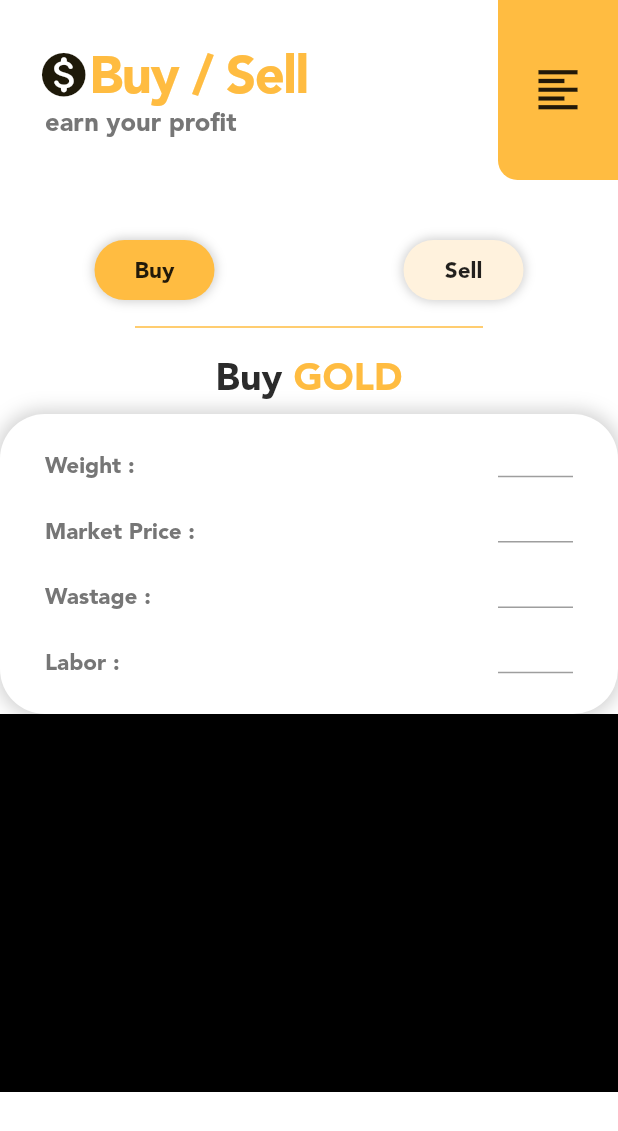
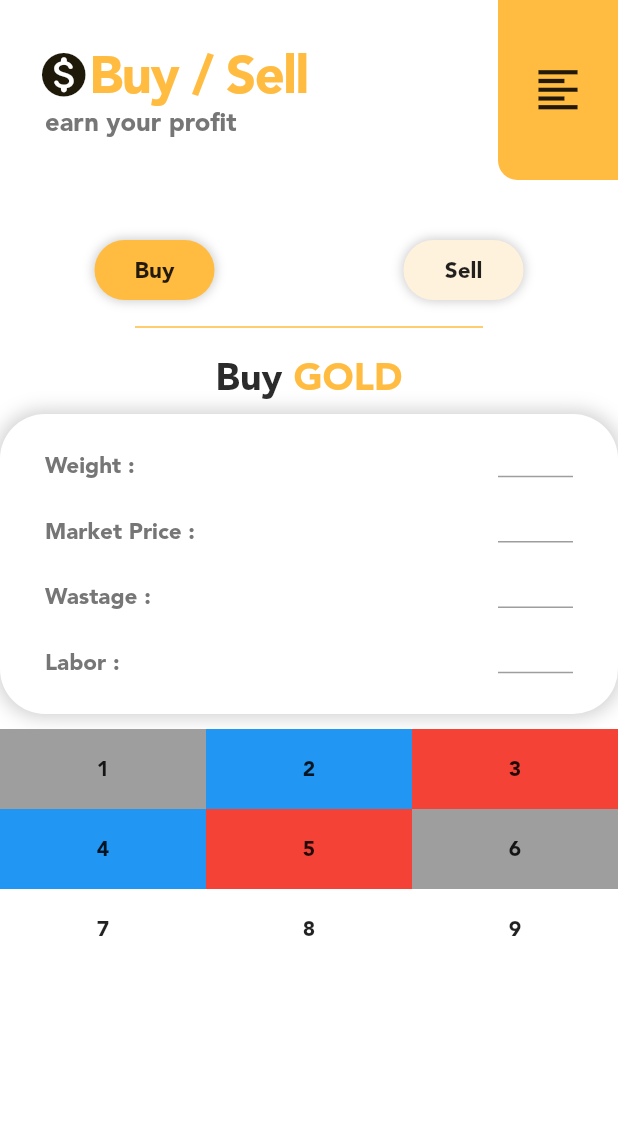
Before and after one commit to tahaaslam1/gold_market_app, a Flutter app: the Trade_Page screen opened directly, on a phone screen of 412 x 824 dp. Shown: the top 1131 px of the screen. Run offline on Flutter 3.47's test engine with Material 2 defaults, Android fonts, the phone set to English and light mode, and no system bars.

Commit message:
nothing imp

```diff
--- a/production/gold_zoid/lib/main.dart
+++ b/production/gold_zoid/lib/main.dart
@@ -16,7 +16,7 @@ class Gold_Zoid extends StatelessWidget {
   Widget build(BuildContext context) {
     return MaterialApp(
       theme: ThemeData(fontFamily: 'Avenir',scaffoldBackgroundColor: Colors.white),
-      home: Account_Page(),
+      home: Trade_Page(),
     );
   }
 }
--- a/production/gold_zoid/lib/screens/trading_screen.dart
+++ b/production/gold_zoid/lib/screens/trading_screen.dart
@@ -3,6 +3,7 @@ import 'package:gold_zoid/constants.dart';
 import 'package:gold_zoid/commonWidgets/drawer_button.dart';
 import 'package:gold_zoid/titles/common_title.dart';
 import 'package:gold_zoid/trading_screen_widgets/residual.dart';
+import 'package:gold_zoid/trading_screen_widgets/customKeyPad.dart';
 
 class Trade_Page extends StatelessWidget {
   @override
@@ -147,10 +148,8 @@ class Trade_Page extends StatelessWidget {
                   ),
                 ),
               ),
-              Container(
-                height: 252,
-                color: Colors.black,
-              ),
+              SizedBox(height: 10.0),
+              CustomKeyboard(),
             ],
           ),
         ),
--- /dev/null
+++ b/production/gold_zoid/lib/trading_screen_widgets/customKeyPad.dart
@@ -0,0 +1,92 @@
+import 'package:flutter/material.dart';
+import 'text_key.dart';
+
+
+class CustomKeyboard extends StatelessWidget {
+  CustomKeyboard({ this.onTextInput,  this.onBackspace });
+
+  final ValueSetter<String> onTextInput;
+  final VoidCallback onBackspace;
+  void _textInputHandler(String text) => onTextInput?.call(text);
+  void _backspaceHandler() => onBackspace?.call();
+  @override
+  Widget build(BuildContext context) {
+    return Container(
+      height: 160,
+      color: Colors.blue,
+      child: Column(        // <-- Column
+        children: [
+          buildRowOne(),    // <-- Row
+          buildRowTwo(),    // <-- Row
+          buildRowThree(),  // <-- Row
+        ],
+      ),
+    );
+  }
+  Expanded buildRowOne() {
+    return Expanded(
+      child: Row(
+        children: [
+          TextKey(
+            text: '1',
+            onTextInput: _textInputHandler,
+            qalar: Colors.grey,
+          ),
+          TextKey(
+            qalar: Colors.blue,
+            text: '2',
+            onTextInput: _textInputHandler,
+          ),
+          TextKey(
+            qalar: Colors.red,
+            text: '3',
+            onTextInput: _textInputHandler,
+          ),
+        ],
+      ),
+    );
+  }
+  Expanded buildRowTwo() {
+    return Expanded(
+      child: Row(
+        children: [
+          TextKey(
+            qalar: Colors.blue,
+            text: '4',
+            onTextInput: _textInputHandler,
+          ),
+          TextKey(
+            qalar: Colors.red,
+            text: '5',
+            onTextInput: _textInputHandler,
+          ),
+          TextKey(
+            qalar: Colors.grey,
+            text: '6',
+            onTextInput: _textInputHandler,
+          ),
+        ],
+      ),
+    );
+  }
+  Expanded buildRowThree() {
+    return Expanded(
+      child: Row(
+        children: [
+          TextKey(
+            text: '7',
+            onTextInput: _textInputHandler,
+          ),
+          TextKey(
+            text: '8',
+            onTextInput: _textInputHandler,
+          ),
+          TextKey(
+            text: '9',
+            onTextInput: _textInputHandler,
+          ),
+        ],
+      ),
+    );
+  }
+}
--- /dev/null
+++ b/production/gold_zoid/lib/trading_screen_widgets/text_key.dart
@@ -0,0 +1,34 @@
+import 'package:flutter/material.dart';
+
+class TextKey extends StatelessWidget {
+
+  const TextKey({@required this.text, this.onTextInput, this.flex = 1,this.qalar});
+
+  final String text;
+  final ValueSetter<String> onTextInput;
+  final int flex;
+  final Color qalar;
+  @override
+  Widget build(BuildContext context) {
+    return Expanded(
+      flex: flex,
+      child: Material(
+        color: Colors.white,
+        child: InkWell(
+          onTap: () {
+            onTextInput?.call(text);
+          },
+          child: Container(
+            color: qalar,
+            child: Center(
+              child: Text(
+                text,
+
+                )
+              ),
+          ),
+        ),
+      ),
+    );
+  }
+}
```
